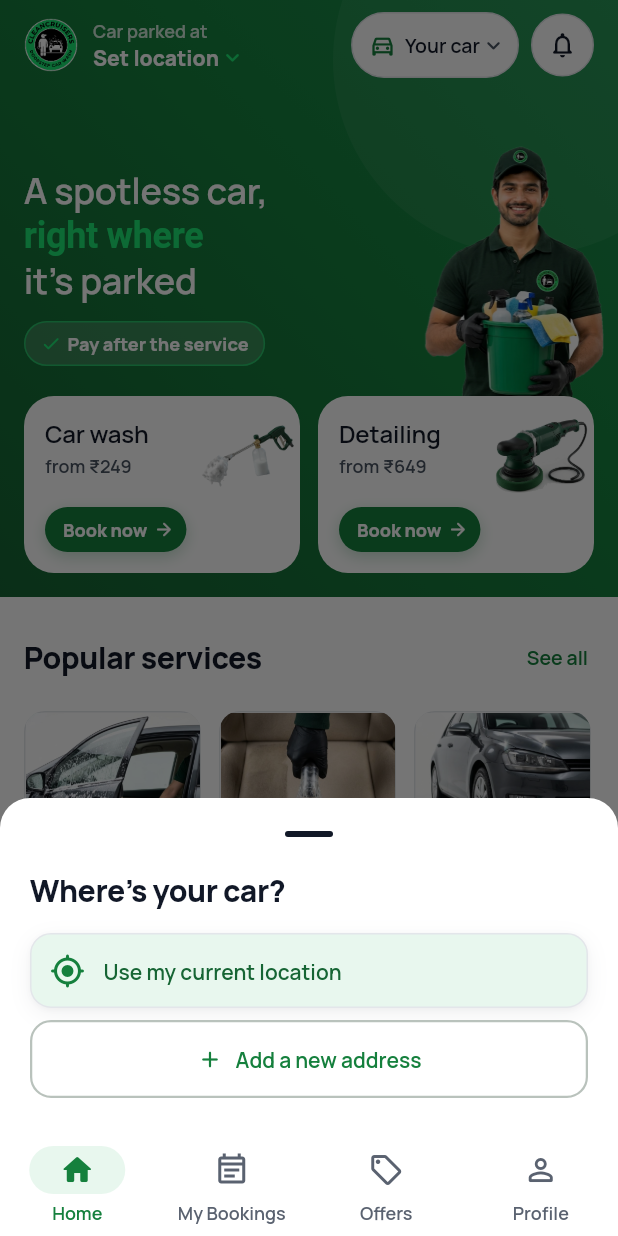
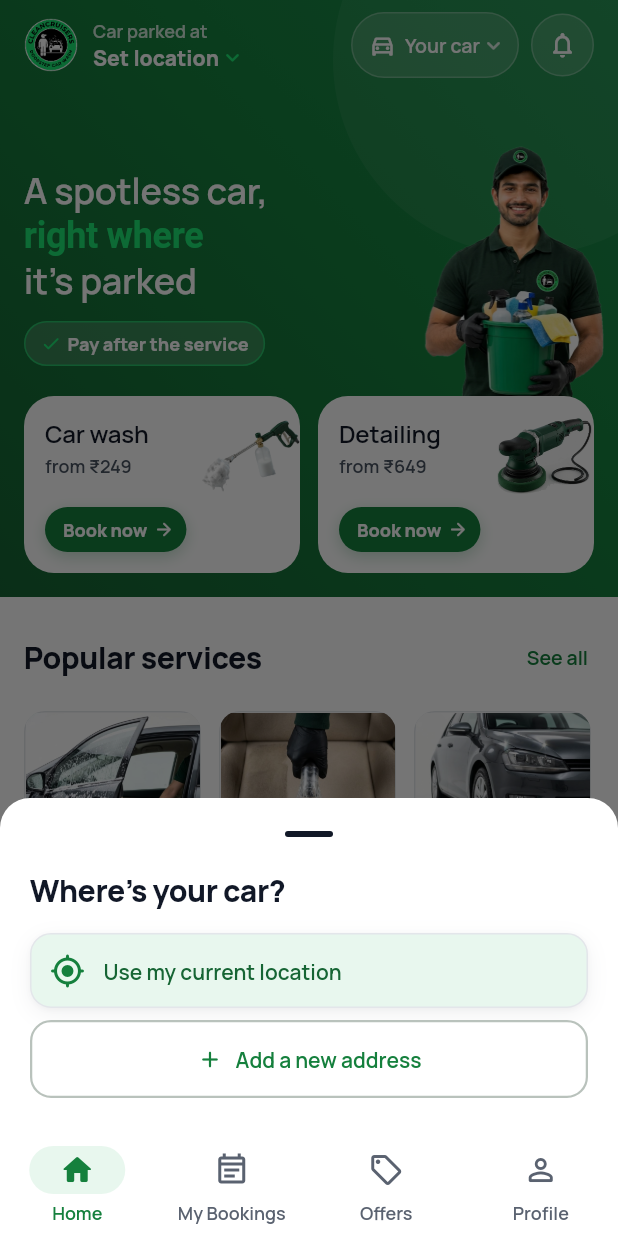
Before and after one commit to adityaray002/CleanCruisers_Flutter_App, a Flutter app: the screen it shows after launch, on a phone screen of 412 x 824 dp. Run offline on Flutter 3.47's test engine with Material 3 defaults, Android fonts, the phone set to English and light mode, and no system bars; our stand-ins replace firebase_auth, firebase_core, flutter_markdown, flutter_riverpod, geolocator, go_router and 2 more; accounts and stored records are empty.

Commit message:
Home: lighter header buttons, bigger Book tap area, larger foam-cannon icon
On the green band the car pill and the bell are see-through white with
white icons (RoundSurface and CarPill get an onDark option; other screens
are unchanged). The tile "Book" link has a 44 px tap area. The foam
cannon is tilted a little so it shows larger on the Car wash card.

Co-Authored-By: Claude Opus 5.5 <noreply@anthropic.com>

```diff
--- a/lib/screens/home_screen.dart
+++ b/lib/screens/home_screen.dart
@@ -226,7 +226,7 @@ class _HeaderState extends ConsumerState<_Header> {
         const SizedBox(width: 10),
         const Expanded(child: ParkedAtLine(withOverline: true, onDark: true)),
         const SizedBox(width: AppSpace.sm),
-        const CarPill(),
+        const CarPill(onDark: true),
         const SizedBox(width: AppSpace.sm),
         Semantics(
           button: true,
@@ -235,11 +235,12 @@ class _HeaderState extends ConsumerState<_Header> {
               : 'Booking updates',
           child: ExcludeSemantics(
             child: RoundSurface(
+              onDark: true,
               onTap: () => context.go('/bookings'),
               padding: const EdgeInsets.all(11),
               child: Stack(clipBehavior: Clip.none, children: [
                 const Icon(Icons.notifications_none_rounded,
-                    size: 20, color: AppColors.text),
+                    size: 20, color: Colors.white),
                 if (widget.hasUpdate)
                   Positioned(
                     top: 0,
@@ -251,7 +252,7 @@ class _HeaderState extends ConsumerState<_Header> {
                         color: AppColors.error,
                         shape: BoxShape.circle,
                         border:
-                            Border.all(color: AppColors.surface, width: 1.5),
+                            Border.all(color: AppColors.primary, width: 1.5),
                       ),
                     ),
                   ),
@@ -459,10 +460,10 @@ class _ActionCard extends StatelessWidget {
                               height: 52,
                               child: OverflowBox(
                                 alignment: Alignment.centerLeft,
-                                maxWidth: 62,
+                                maxWidth: 66,
                                 child: Image.asset(image,
                                     height: 52,
-                                    width: 62,
+                                    width: 66,
                                     fit: BoxFit.contain,
                                     cacheHeight: 156,
                                     excludeFromSemantics: true),
@@ -799,8 +800,9 @@ class _ServiceTile extends StatelessWidget {
           label: 'Book ${s.name}',
           child: InkWell(
             onTap: book,
-            child: Padding(
-              padding: const EdgeInsets.fromLTRB(10, 4, 10, 10),
+            child: Container(
+              constraints: const BoxConstraints(minHeight: 44),
+              padding: const EdgeInsets.fromLTRB(10, 0, 10, 4),
               child: Row(children: [
                 Text('Book',
                     style: AppText.smallStrong.copyWith(
--- a/lib/widgets/brand_header.dart
+++ b/lib/widgets/brand_header.dart
@@ -47,7 +47,9 @@ class BrandWithAddress extends StatelessWidget {
 /// "🚗 Hatchback ⌄": the car whose prices the app shows. Opens the car
 /// sheet. Shows the saved model ("Swift") when there is one.
 class CarPill extends ConsumerWidget {
-  const CarPill({super.key});
+  /// See-through white on a green band (Home), instead of a white pill.
+  final bool onDark;
+  const CarPill({super.key, this.onDark = false});
 
   @override
   Widget build(BuildContext context, WidgetRef ref) {
@@ -71,23 +73,26 @@ class CarPill extends ConsumerWidget {
         child: ConstrainedBox(
           constraints: const BoxConstraints(maxWidth: 130, minHeight: 44),
           child: RoundSurface(
+            onDark: onDark,
             onTap: () => showCarSheet(context, ref),
             padding: const EdgeInsets.fromLTRB(12, 10, 8, 10),
             child: Row(mainAxisSize: MainAxisSize.min, children: [
-              const Icon(Icons.directions_car_outlined,
-                  size: 18, color: AppColors.primary),
+              Icon(Icons.directions_car_outlined,
+                  size: 18, color: onDark ? Colors.white : AppColors.primary),
               if (!iconOnly) ...[
                 const SizedBox(width: 6),
                 Flexible(
                   child: Text(label,
                       maxLines: 1,
                       overflow: TextOverflow.ellipsis,
-                      style:
-                          AppText.smallStrong.copyWith(color: AppColors.text)),
+                      style: AppText.smallStrong.copyWith(
+                          color: onDark ? Colors.white : AppColors.text)),
                 ),
               ],
-              const Icon(Icons.keyboard_arrow_down_rounded,
-                  size: 18, color: AppColors.textMuted),
+              Icon(Icons.keyboard_arrow_down_rounded,
+                  size: 18,
+                  color:
+                      onDark ? const Color(0xCCFFFFFF) : AppColors.textMuted),
             ]),
           ),
         ),
@@ -96,24 +101,28 @@ class CarPill extends ConsumerWidget {
   }
 }
 
-/// White pill or circle with a hairline border (header chips).
+/// White pill or circle with a hairline border (header chips). [onDark]
+/// makes it see-through white for a green band.
 class RoundSurface extends StatelessWidget {
   final Widget child;
   final EdgeInsets padding;
   final VoidCallback onTap;
+  final bool onDark;
   const RoundSurface(
       {super.key,
       required this.child,
       required this.padding,
-      required this.onTap});
+      required this.onTap,
+      this.onDark = false});
 
   @override
   Widget build(BuildContext context) {
     return DecoratedBox(
       decoration: BoxDecoration(
-        color: AppColors.surface,
+        color: onDark ? const Color(0x26FFFFFF) : AppColors.surface,
         borderRadius: const BorderRadius.all(Radius.circular(AppRadius.pill)),
-        border: Border.all(color: AppColors.border),
+        border: Border.all(
+            color: onDark ? const Color(0x40FFFFFF) : AppColors.border),
       ),
       child: Material(
         type: MaterialType.transparency,
```
Also changed, not shown: assets/images/icon3d_wash.png.
